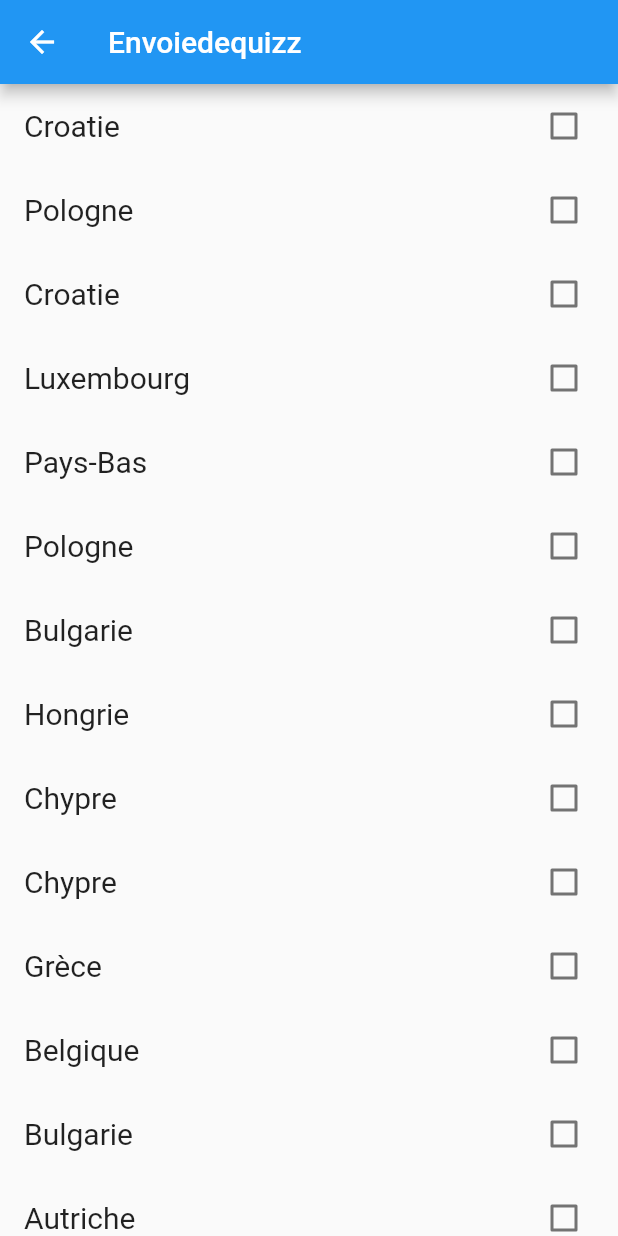
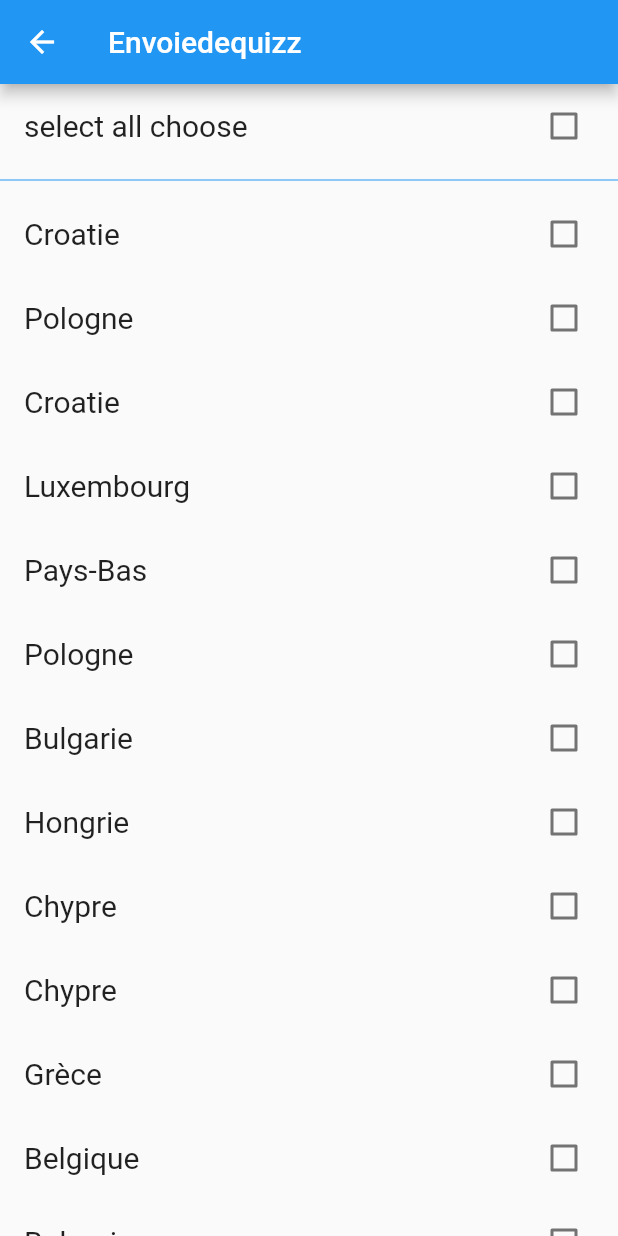
Before and after one commit to jipspaul/Esme22, a Flutter app: the QuizzEnvoieScreen screen opened by its route, on a phone screen of 412 x 824 dp. Run offline on Flutter 3.47's test engine with Material 2 defaults, Android fonts, the phone set to English and light mode, and no system bars; our stand-ins replace flutter_blue, google_maps_flutter.

Commit message:
the 3S6 Group branch, button select all is finish select page ok but can't scroldown (errors inside, needs to be solved)

```diff
--- a/lib/ui/QuizzEnvoieScreen.dart
+++ b/lib/ui/QuizzEnvoieScreen.dart
@@ -1,9 +1,7 @@
 import 'package:flutter/material.dart';
-import 'package:flutter_application_1/data/models/Question.dart';
-import 'package:flutter_application_1/data/repositories/MockQuestionRepo.dart';
+
 import 'package:flutter_application_1/domain/CheckBoxStateManagerSendQuizz.dart';
 import 'package:flutter_application_1/domain/QuestionManager.dart';
-import 'package:flutter_application_1/data/repositories/IQuestionRepo.dart';
 import 'package:flutter_application_1/data/repositories/MockQuizzNotification.dart';
 class QuizzEnvoieScreen extends StatefulWidget {
   @override
@@ -12,14 +10,9 @@ class QuizzEnvoieScreen extends StatefulWidget {
 
 class _QuizzEnvoieScreenState extends State<QuizzEnvoieScreen> {
   QuestionManager questionManager = QuestionManager();
+  final allcheckbox = CheckBoxStateManagerSendQuizz(title: 'select all choose');
   MockQuizzNotification notifications=MockQuizzNotification();
-
   List<CheckBoxStateManagerSendQuizz> notifications2 = MockQuizzNotification().getlistenotification();
-  /*final notifications = [
-    CheckBoxStateManagerSendQuizz(title: 'france'),
-    CheckBoxStateManagerSendQuizz(title: 'suisse'),
-  ];*/
-
   @override
   Widget build(BuildContext context) {
 
@@ -30,7 +23,8 @@ class _QuizzEnvoieScreenState extends State<QuizzEnvoieScreen> {
       body: Center(
         child: Column(
           children: [
-
+            buildgroupCheckbox(allcheckbox),
+            Divider(color: Colors.blue),
             ...notifications2.map(buildSingleCheckbox).toList(),
           ],
         ),
@@ -41,7 +35,25 @@ class _QuizzEnvoieScreenState extends State<QuizzEnvoieScreen> {
   Widget buildSingleCheckbox(CheckBoxStateManagerSendQuizz checkBox) => CheckboxListTile(
         value: checkBox.value,
         title: Text(checkBox.title, style: TextStyle(fontSize: 20)),
-        onChanged: (value) => setState(() => checkBox.value = value!),
+        onChanged: (value) => setState(() {
+          checkBox.value = value!;
+          allcheckbox.value=
+              notifications2.every((element) => element.value == true);
+        }),
       );
 
+
+
+  Widget buildgroupCheckbox(CheckBoxStateManagerSendQuizz checkBox) => CheckboxListTile(
+    value: checkBox.value,
+    title: Text(checkBox.title, style: TextStyle(fontSize: 20)),
+    onChanged: toggleGroupChexbox,
+  );
+  void toggleGroupChexbox(bool? value){
+    if (value == null)return;
+    setState(() {
+      allcheckbox.value=value;
+      notifications2.forEach((element) => element.value=value);
+    });
+  }
 }
```
